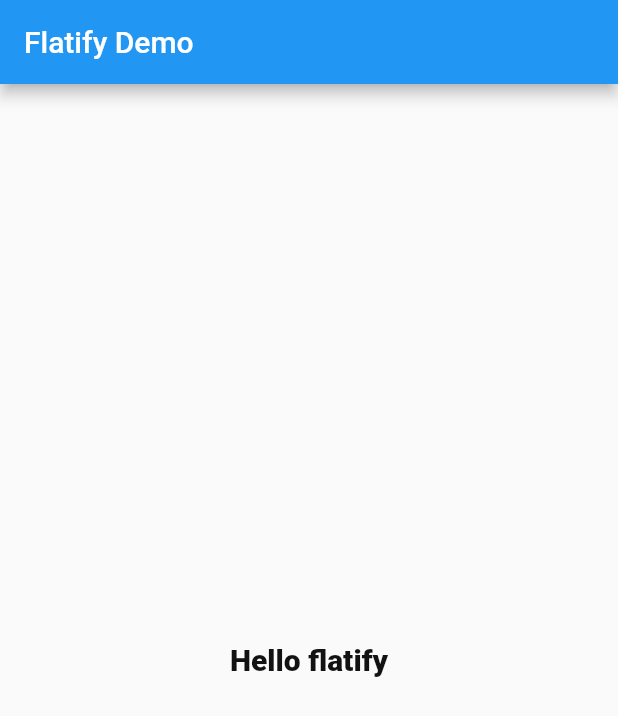
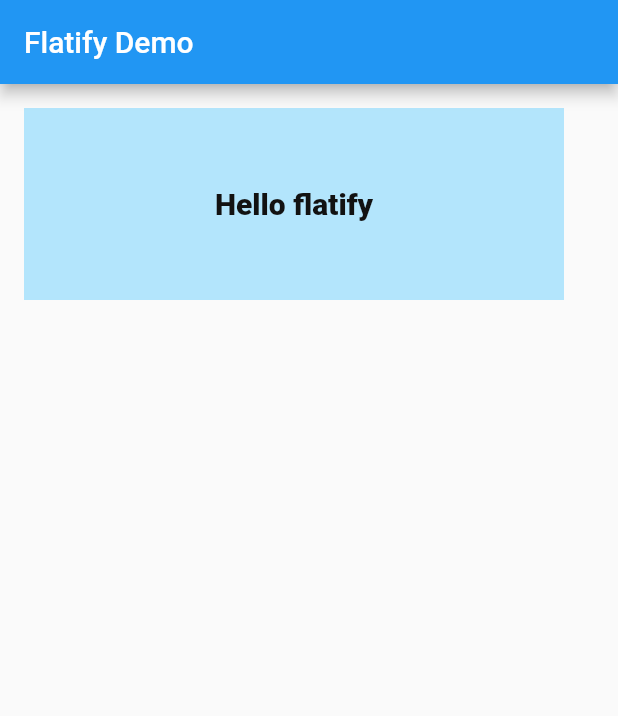
Before and after one commit to gargakshit/flutter_flatify, a Flutter app: the screen it shows after launch, on a phone screen of 412 x 824 dp. Shown: the top 716 px of the screen. Run offline on Flutter 3.47's test engine with Material 2 defaults, Android fonts, the phone set to English and light mode, and no system bars.

Commit message:
[Example] Complete the initial example

```diff
--- a/example/lib/main.dart
+++ b/example/lib/main.dart
@@ -25,8 +25,11 @@ class MyApp extends StatelessWidget {
                 .withFontSize(20.0)
                 .withFontColor(Color(0xff121212))
                 .withFontWeight(FontWeight.w800),
-          ).withPadding(),
-        ).withCenter(),
+          ).withCenter(),
+        )
+            .withSize(height: 128, width: 360)
+            .withBackgroundColor(Colors.lightBlue[100])
+            .withPadding(),
       ),
     );
   }
```
Also changed, not shown: 1 other file.
